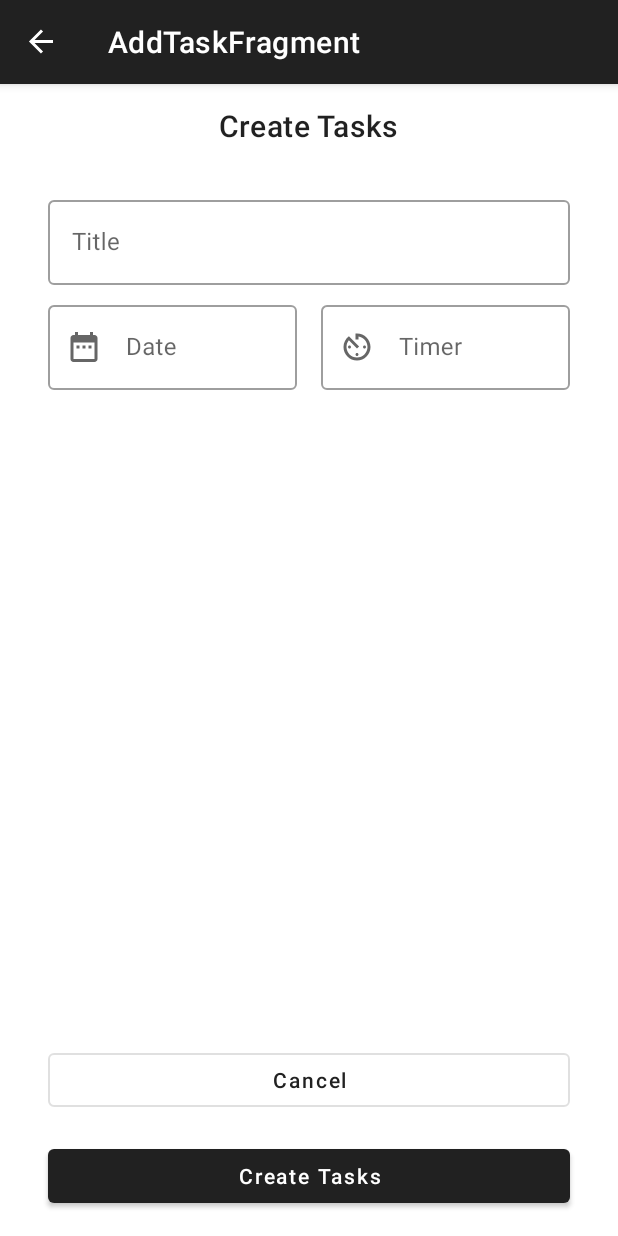
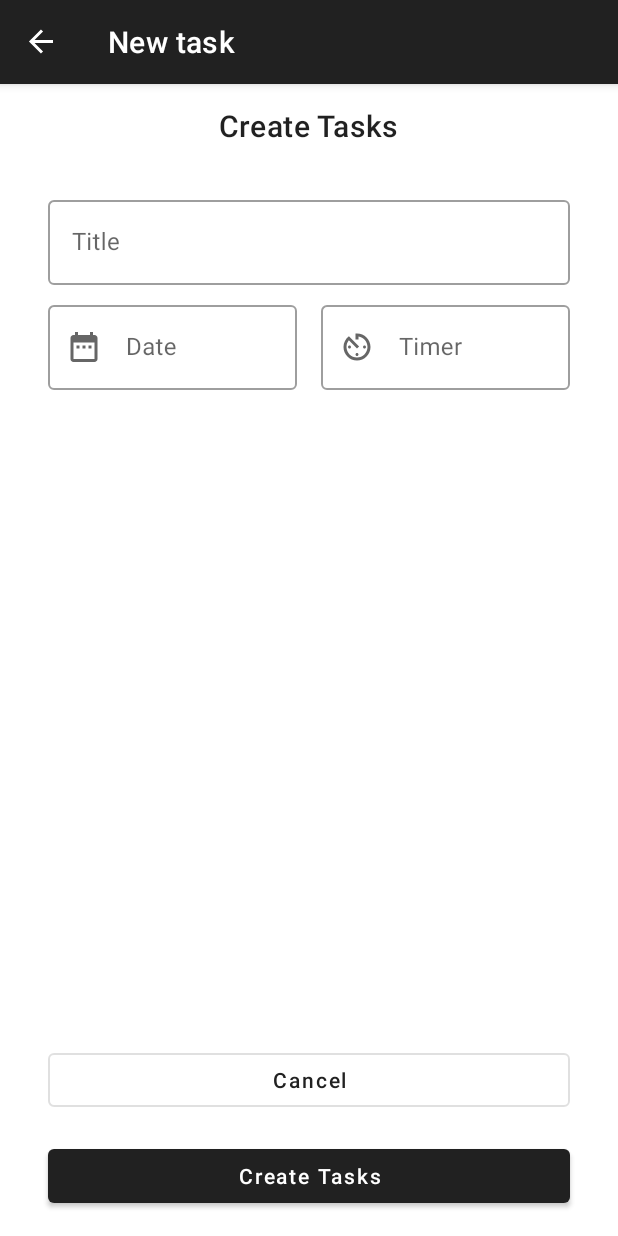
Before and after one commit to DucTato/Remindful, an Android app: the screen it shows after launch (MainActivity), after a tap on "TODO", on a phone screen of 412 x 824 dp. Run offline under Robolectric (Android 15) with nearby library versions, the phone set to English and light mode, and no system bars; our stand-ins replace navigation-ui.

Commit message:
navGraph labels
added some labels in the navigation graph for better context

```diff
--- a/app/src/main/res/layout/fragment_task.xml
+++ b/app/src/main/res/layout/fragment_task.xml
@@ -6,7 +6,7 @@
     android:layout_width="match_parent"
     android:layout_height="match_parent"
     tools:context=".view.TaskFragment"
-    android:label="@string/label">
+    android:label="@string/main_label">
 
     <include
         android:id="@+id/empty_include"
--- a/app/src/main/res/navigation/nav_graph.xml
+++ b/app/src/main/res/navigation/nav_graph.xml
@@ -8,8 +8,8 @@
     <fragment
         android:id="@+id/taskFragment"
         android:name="com.example.remindful.view.TaskFragment"
-        android:label="fragment_task"
-        tools:layout="@layout/fragment_task" >
+        android:label="@string/main_label"
+        tools:layout="@layout/fragment_task">
         <action
             android:id="@+id/action_taskFragment_to_addTaskFragment"
             app:destination="@id/addTaskFragment" />
@@ -17,5 +17,5 @@
     <fragment
         android:id="@+id/addTaskFragment"
         android:name="com.example.remindful.view.AddTaskFragment"
-        android:label="AddTaskFragment" />
+        android:label="@string/add_task_lable" />
 </navigation>
--- a/app/src/main/res/values/strings.xml
+++ b/app/src/main/res/values/strings.xml
@@ -3,7 +3,8 @@
     <string name="action_switch_layout"></string>
     <string name="edit_task_button">Edit</string>
     <string name="delete_task_button">Delete</string>
-    <string name="label">Tasks</string>
+    <string name="main_label">Tasks</string>
+    <string name="add_task_lable">New task</string>
     <string name="empty_task_message">No task for today :></string>
     <string name="cancel">Cancel</string>
     <string name="create_tasks">Create Tasks</string>
```
